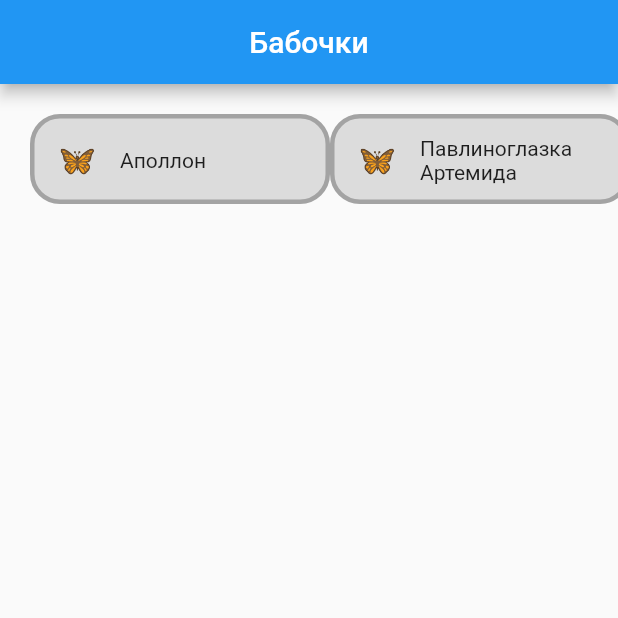
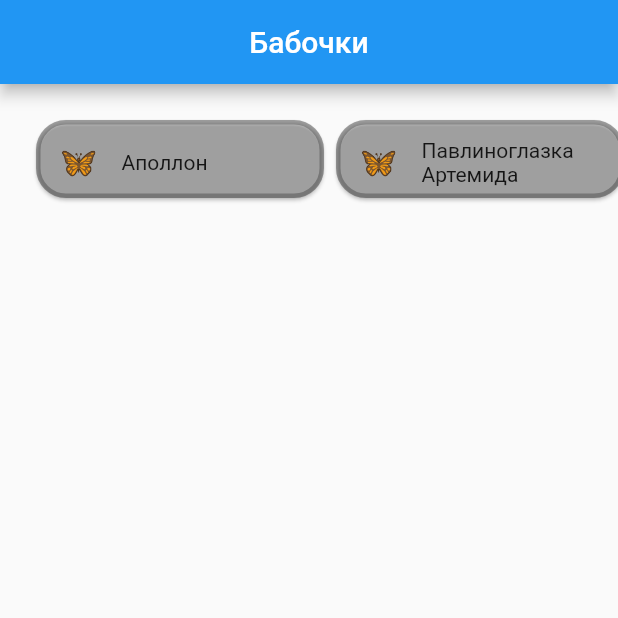
Before and after one commit to sv-makh/week6_butterflies_GestureDetector_app, a Flutter app: the screen it shows after launch, on a phone screen of 412 x 824 dp, the top half of it. Run offline on Flutter 3.47's test engine with Material 2 defaults, Android fonts, the phone set to English and light mode, and no system bars.

Commit message:
listtiles was wrapped in card to add space between them

```diff
--- a/lib/main.dart
+++ b/lib/main.dart
@@ -52,7 +52,7 @@ class _ButterfliesListState extends State<ButterfliesList> {
   @override
   Widget build(BuildContext context) {
     return Column(
-        //mainAxisSize: MainAxisSize.min,
+        mainAxisSize: MainAxisSize.min,
         children: [
           Container(
             height: 100.0,
@@ -63,7 +63,18 @@ class _ButterfliesListState extends State<ButterfliesList> {
                 itemExtent: 200.0,
                 itemCount: _butterflies.length,
                 itemBuilder: ((BuildContext context, int index) {
-                  return ListTile(
+                  return Card(
+                    shape: RoundedRectangleBorder(
+                      borderRadius: BorderRadius.circular(20.0),
+                      side: BorderSide(
+                        width: 3.0,
+                        //у выбранного элемента цвет границы lightBlue, у остальных black26
+                        color: index == _selectedIndex
+                            ? Colors.lightBlue
+                            : Colors.black26),
+                    ),
+                    color: Colors.black12,
+                    child:ListTile(
                       //уменьшить расстояние между title и leading
                       title: Transform.translate(
                         child: Text(
@@ -77,22 +88,12 @@ class _ButterfliesListState extends State<ButterfliesList> {
                       "\u{1F98B}",
                       style: TextStyle(fontSize: 20.0),
                     ),
-                    shape: RoundedRectangleBorder(
-                      borderRadius: BorderRadius.circular(20.0),
-                      side: BorderSide(
-                          width: 3.0,
-                          //у выбранного элемента цвет границы lightBlue, у остальных black26
-                          color: index == _selectedIndex
-                              ? Colors.lightBlue
-                              : Colors.black26),
-                    ),
-                    tileColor: Colors.black12,
                     onTap: () {
                       setState(() {
                         _selectedIndex = index;
                       });
                     },
-                  );
+                  ));
                 })),
           ),
           //пространство между списком бабочек и описанием
```
Lines whose indentation alone changed are shown as unchanged.
